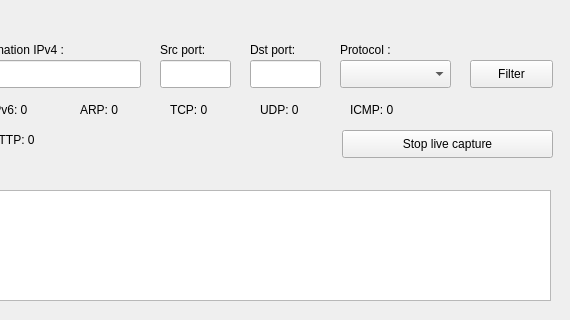
Qt form capture.ui (ES-Six/LittleShark) before a commit; both pictures show x 230 to 800 and y 0 to 320 of the 800 by 561 pixel window.
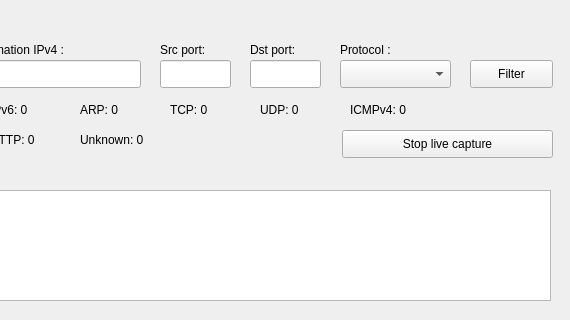
The same form after that commit.

Commit message: ajout des stats

The edit to the form file:
```diff
--- a/capture.ui
+++ b/capture.ui
@@ -307,7 +307,7 @@
     </rect>
    </property>
    <property name="text">
-    <string>ICMP: 0</string>
+    <string>ICMPv4: 0</string>
    </property>
   </widget>
   <widget class="QLabel" name="label_21">
@@ -359,6 +359,19 @@
     <string>Stop live capture</string>
    </property>
   </widget>
+  <widget class="QLabel" name="unknownStats">
+   <property name="geometry">
+    <rect>
+     <x>310</x>
+     <y>130</y>
+     <width>91</width>
+     <height>20</height>
+    </rect>
+   </property>
+   <property name="text">
+    <string>Unknown: 0</string>
+   </property>
+  </widget>
  </widget>
  <resources/>
  <connections/>
```
Left out of the diff: 16 changed lines with no effect on the pictures. The commit also changes 3 other files.
